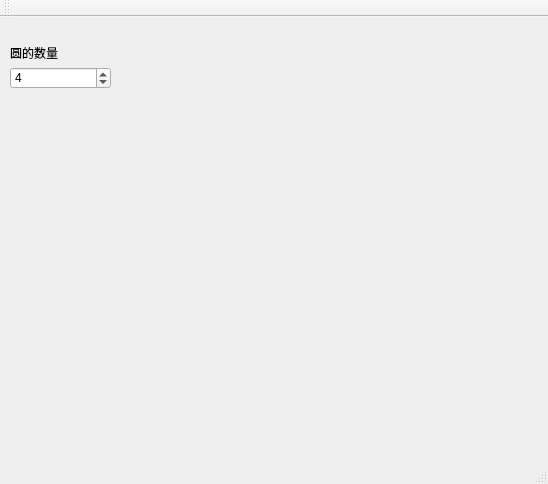
Qt form widgettest/mainwindow.ui (billzhao0315/qtWidgetdemo) before a commit.
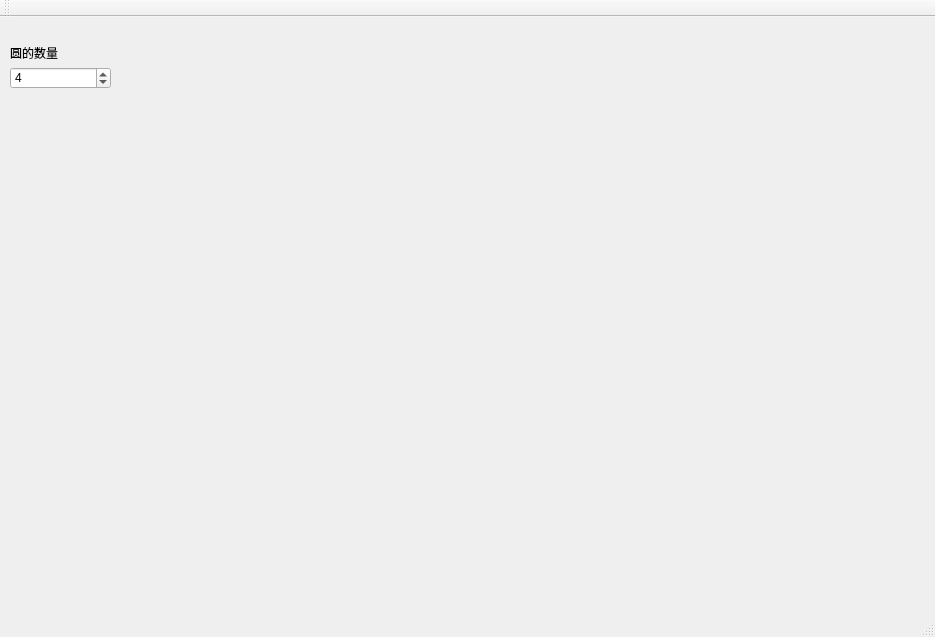
The same form after that commit.

Patch:
```diff
--- a/widgettest/mainwindow.ui
+++ b/widgettest/mainwindow.ui
@@ -6,8 +6,8 @@
    <rect>
     <x>0</x>
     <y>0</y>
-    <width>548</width>
-    <height>484</height>
+    <width>935</width>
+    <height>637</height>
    </rect>
   </property>
   <property name="windowTitle">
@@ -49,10 +49,10 @@
    <widget class="QWidget" name="verticalLayoutWidget">
     <property name="geometry">
      <rect>
-      <x>120</x>
+      <x>150</x>
       <y>30</y>
-      <width>221</width>
-      <height>211</height>
+      <width>761</width>
+      <height>531</height>
      </rect>
     </property>
     <layout class="QVBoxLayout" name="verticalLayout"/>
```
Left out of the diff: 4 changed lines with no effect on the pictures.
